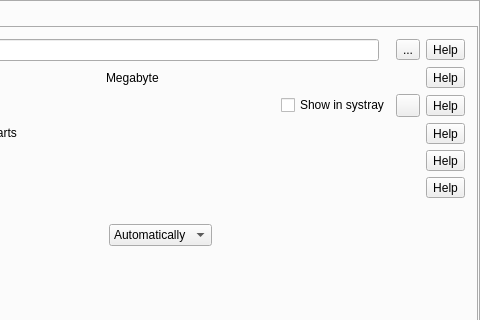
vkohaupt/vokoscreenNG, file src/formMainWindow.ui: the form before one commit; both pictures show x 323 to 803 and y 0 to 320 of the 803 by 500 pixel window.
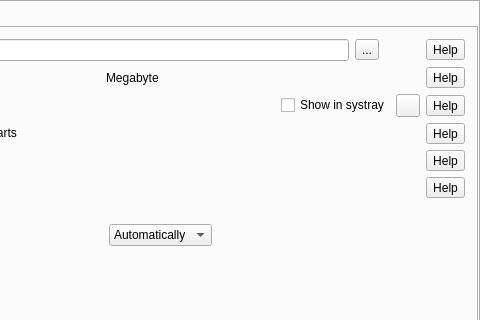
The form after the commit. The open tabs and pages were chosen to show the change. Icons and pictures are not drawn.

```diff
--- a/src/formMainWindow.ui
+++ b/src/formMainWindow.ui
@@ -2260,13 +2260,6 @@
                 </property>
                </spacer>
               </item>
-              <item row="0" column="1">
-               <widget class="QToolButton" name="toolButtonVideoPath">
-                <property name="text">
-                 <string notr="true">...</string>
-                </property>
-               </widget>
-              </item>
               <item row="0" column="0">
                <layout class="QHBoxLayout" name="horizontalLayout_25">
                 <item>
@@ -2304,6 +2297,13 @@
                      </property>
                     </widget>
                    </item>
+                   <item>
+                    <widget class="QToolButton" name="toolButtonVideoPath">
+                     <property name="text">
+                      <string notr="true">...</string>
+                     </property>
+                    </widget>
+                   </item>
                   </layout>
                  </widget>
                 </item>
```
